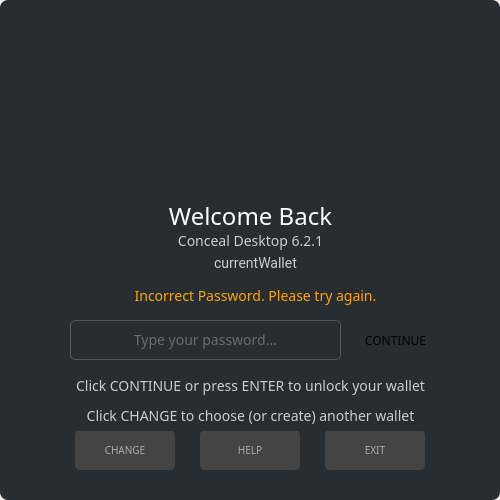
Before: the Qt Designer form src/gui/ui/mainpassworddialog.ui in ConcealNetwork/conceal-desktop, drawn with Qt 5.
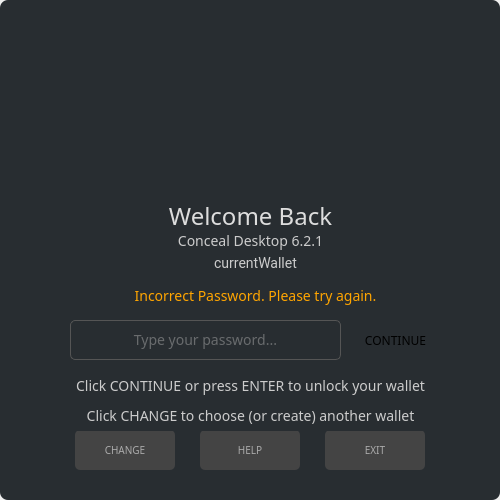
After: the same form once the commit is applied. Icons and pictures are not drawn.

```diff
--- a/src/gui/ui/mainpassworddialog.ui
+++ b/src/gui/ui/mainpassworddialog.ui
@@ -204,7 +204,7 @@
        </font>
       </property>
       <property name="styleSheet">
-       <string notr="true">color: #fff;
+       <string notr="true">color: #ddd;
 border-right: 0px;
 font-size: 24px;</string>
       </property>
```
Left out of the diff: 2 changed lines with no effect on the pictures.
